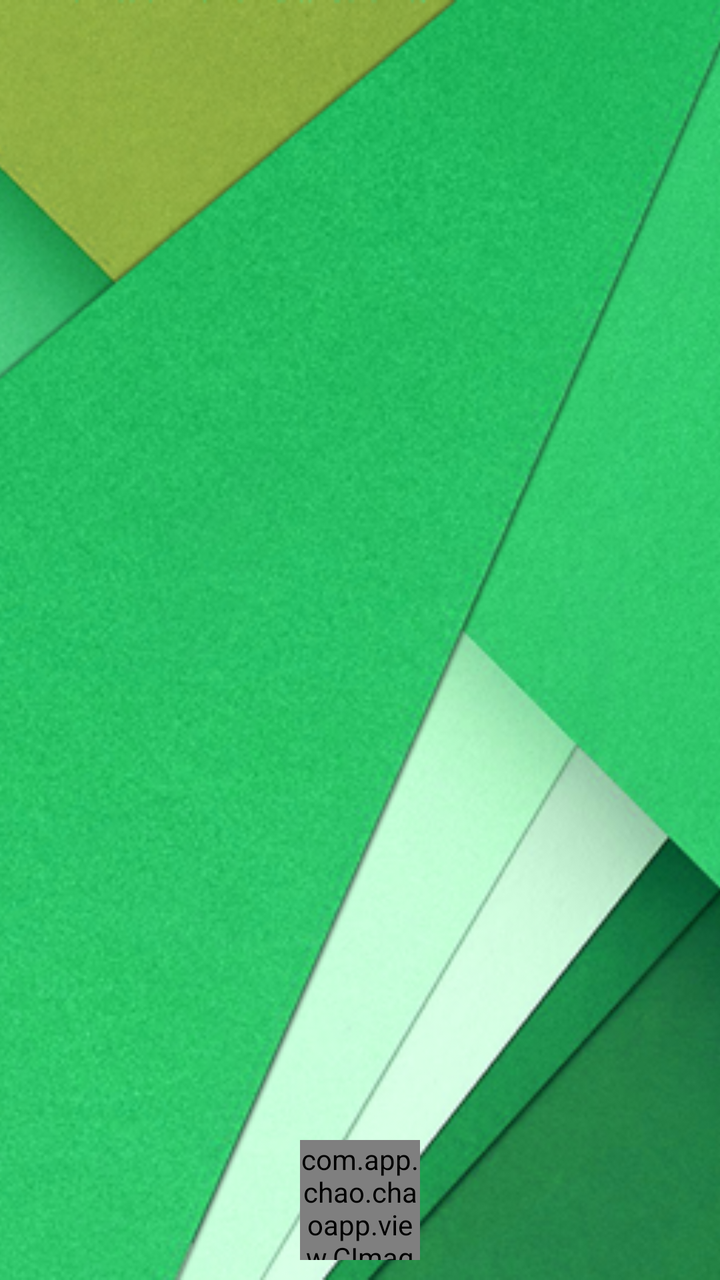
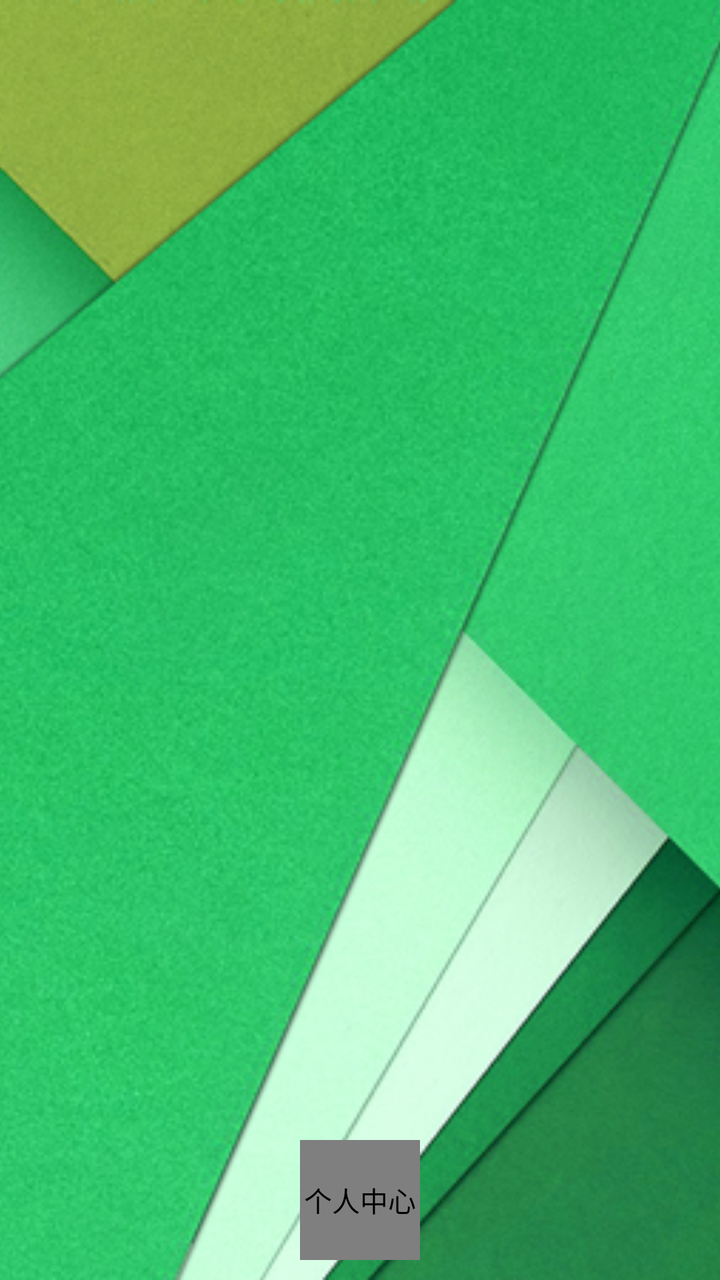

An Android layout rendered at two revisions. The XML below is the earlier revision; the diff shows what the commit changed to produce the second picture.
<!-- AndroidManifest.xml: application theme AppTheme -->
<!-- res/layout/header_just_username.xml -->
<?xml version="1.0" encoding="utf-8"?>
<RelativeLayout xmlns:android="http://schemas.android.com/apk/res/android"
    android:layout_width="match_parent"
    android:layout_height="200dp"
    android:orientation="vertical">

    <ImageView
        android:id="@+id/iv"
        android:layout_width="match_parent"
        android:layout_height="match_parent"
        android:scaleType="centerCrop"
        android:src="@mipmap/banner" />

    <com.app.chao.chaoapp.view.CImageView
        android:id="@+id/iv_user_icon"
        android:layout_width="60dp"
        android:layout_height="60dp"
        android:layout_alignParentBottom="true"
        android:layout_centerHorizontal="true"
        android:layout_marginBottom="10dp"
        android:src="@mipmap/user_icon" />
</RelativeLayout>
<!-- resources referenced by this layout -->
<resources>
  <!-- mipmap banner: png bitmap (mipmap-xhdpi, 551432 bytes) -->
  <!-- mipmap user_icon: jpg bitmap (mipmap-xhdpi, 15012 bytes) -->
  <style name="AppTheme" parent="BaseAppTheme">
          
          
          
          <item name="android:navigationBarColor">@color/colorAccent</item>
          <item name="android:colorControlHighlight">@color/colorAccent</item>
  
      </style>
  <style name="BaseAppTheme" parent="Theme.AppCompat.DayNight.NoActionBar">
          
          <item name="colorPrimary">@color/colorAccent</item>
          <item name="colorPrimaryDark">@color/colorPrimaryDark</item>
          <item name="colorAccent">@color/colorAccent</item>
          <item name="windowActionBar">false</item>
          <item name="windowNoTitle">true</item>
          
          <item name="android:actionBarSize">50dp</item>
          
          <item name="colorControlNormal">@android:color/white</item>
      </style>
  <color name="colorAccent">#FFC0CB</color>
  <color name="colorPrimaryDark">#FFC0CB</color>
</resources>

<!-- the commit's change to res/layout/header_just_username.xml (unified diff, before → after) -->
@@ -8,6 +8,7 @@
         android:id="@+id/iv"
         android:layout_width="match_parent"
         android:layout_height="match_parent"
+        android:contentDescription="@null"
         android:scaleType="centerCrop"
         android:src="@mipmap/banner" />
 
@@ -18,5 +19,6 @@
         android:layout_alignParentBottom="true"
         android:layout_centerHorizontal="true"
         android:layout_marginBottom="10dp"
+        android:contentDescription="@string/user_profile"
         android:src="@mipmap/user_icon" />
 </RelativeLayout>
<!-- resource entries referenced after the edit -->
@@ -2,13 +2,10 @@
 <resources>
   <!-- mipmap banner: png bitmap (mipmap-xhdpi, 551432 bytes) -->
   <!-- mipmap user_icon: jpg bitmap (mipmap-xhdpi, 15012 bytes) -->
+  <string name="user_profile">个人中心</string>
   <style name="AppTheme" parent="BaseAppTheme">
-          
-          
-          
           <item name="android:navigationBarColor">@color/colorAccent</item>
           <item name="android:colorControlHighlight">@color/colorAccent</item>
-  
       </style>
   <style name="BaseAppTheme" parent="Theme.AppCompat.DayNight.NoActionBar">
           
